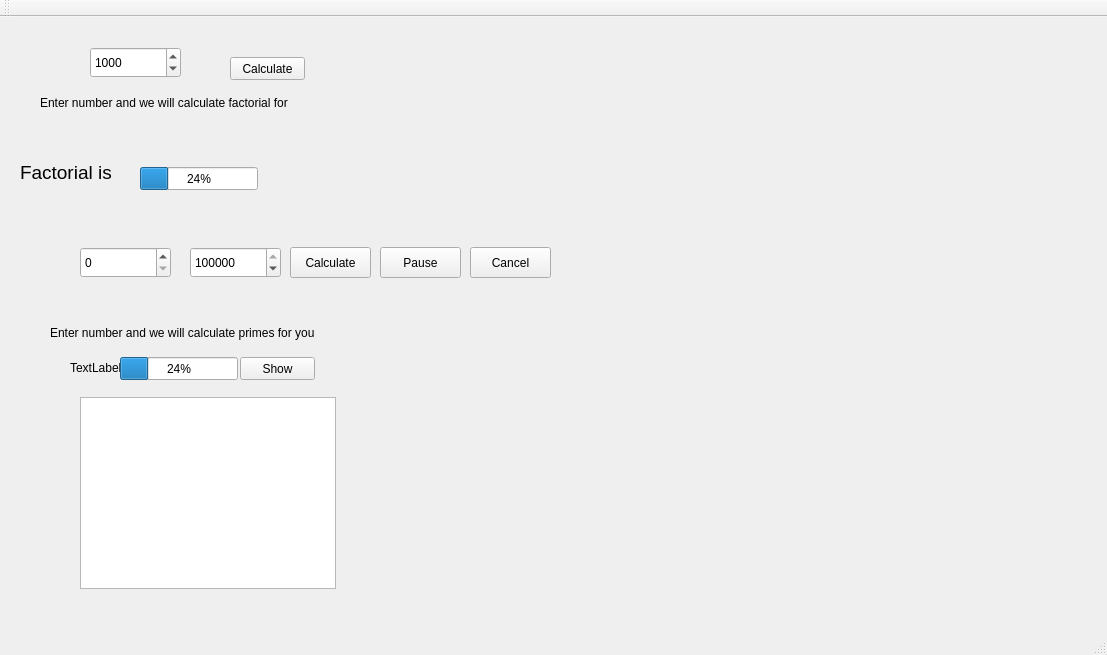
Above: mainwindow.ui from gaboe/facerat before the change. Below: the same form after it.
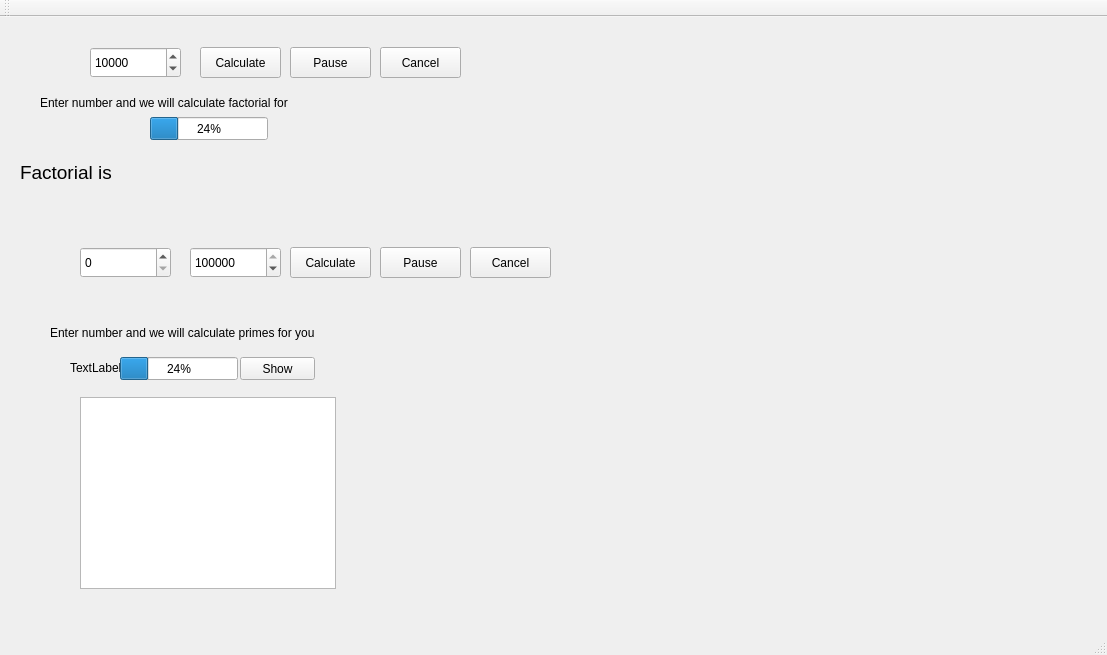
That is the form after the change.

Commit message: make factorial cancelable

What changed in the file:
```diff
--- a/mainwindow.ui
+++ b/mainwindow.ui
@@ -30,10 +30,10 @@
    <widget class="QPushButton" name="pushButton">
     <property name="geometry">
      <rect>
-      <x>230</x>
-      <y>40</y>
-      <width>75</width>
-      <height>23</height>
+      <x>200</x>
+      <y>30</y>
+      <width>81</width>
+      <height>31</height>
      </rect>
     </property>
     <property name="text">
@@ -71,7 +71,7 @@
      <number>30000</number>
     </property>
     <property name="value">
-     <number>1000</number>
+     <number>10000</number>
     </property>
    </widget>
    <widget class="QSpinBox" name="eraInputUpper">
@@ -168,8 +168,8 @@
    <widget class="QProgressBar" name="factorialProgressBar">
     <property name="geometry">
      <rect>
-      <x>140</x>
-      <y>150</y>
+      <x>150</x>
+      <y>100</y>
       <width>118</width>
       <height>23</height>
      </rect>
@@ -217,6 +217,32 @@
      <string>Cancel</string>
     </property>
    </widget>
+   <widget class="QPushButton" name="factorialCancelBtn">
+    <property name="geometry">
+     <rect>
+      <x>380</x>
+      <y>30</y>
+      <width>81</width>
+      <height>31</height>
+     </rect>
+    </property>
+    <property name="text">
+     <string>Cancel</string>
+    </property>
+   </widget>
+   <widget class="QPushButton" name="factorialPauseBtn">
+    <property name="geometry">
+     <rect>
+      <x>290</x>
+      <y>30</y>
+      <width>81</width>
+      <height>31</height>
+     </rect>
+    </property>
+    <property name="text">
+     <string>Pause</string>
+    </property>
+   </widget>
   </widget>
   <widget class="QToolBar" name="mainToolBar">
    <attribute name="toolBarArea">
```
The commit also changes 3 other files.
